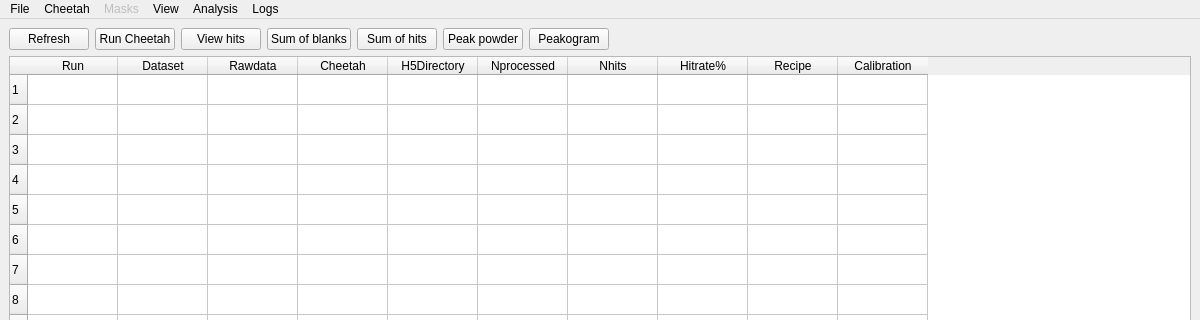
Before: the Qt Designer form src/cheetah/ui_src/cheetahgui.ui in cheetahdevteam/cheetah-gui, drawn with Qt 5; both pictures show x 0 to 1200 and y 0 to 320 of the 1200 by 900 pixel window.
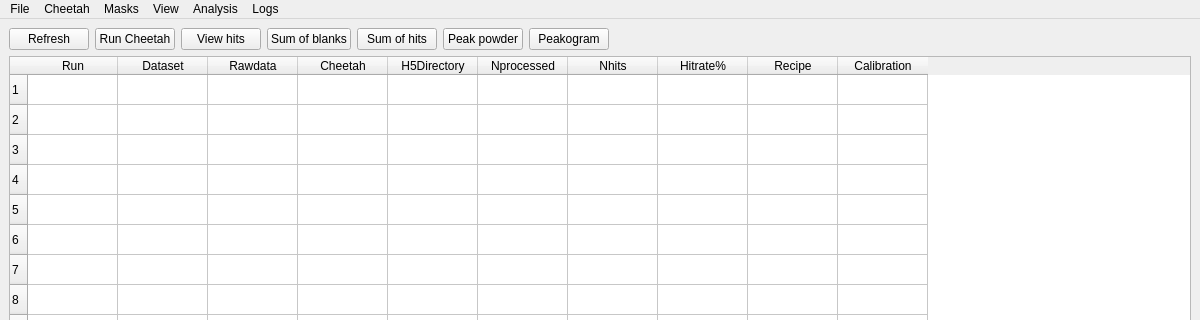
After: the same form once the commit is applied.

```diff
--- a/src/cheetah/ui_src/cheetahgui.ui
+++ b/src/cheetah/ui_src/cheetahgui.ui
@@ -317,7 +317,7 @@
    </widget>
    <widget class="QMenu" name="menu_masks">
     <property name="enabled">
-     <bool>false</bool>
+     <bool>true</bool>
     </property>
     <property name="title">
      <string>Masks</string>
```
Left out of the diff: 1 changed line with no effect on the pictures.
